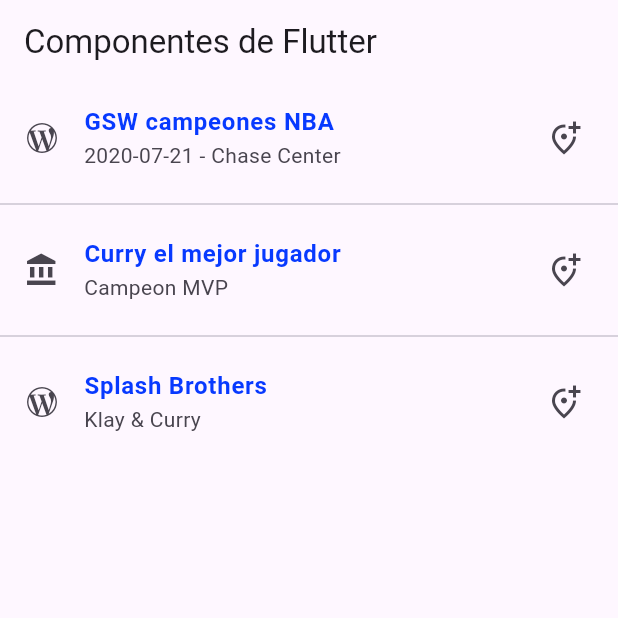
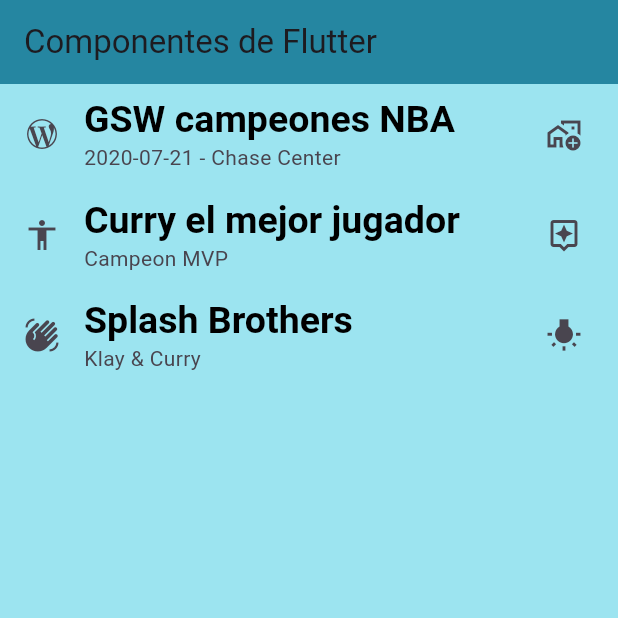
Before and after one commit to Lawitadelimon/componentes_flutter, a Flutter app: the screen it shows after launch, on a phone screen of 412 x 824 dp, the top half of it. Run offline on Flutter 3.47's test engine with Material 3 defaults, Android fonts, the phone set to English and light mode, and no system bars.

Commit message:
Add Theme

```diff
--- a/lib/home_screen.dart
+++ b/lib/home_screen.dart
@@ -10,32 +10,32 @@ class HomeScreen extends StatelessWidget {
           title: const Text('Componentes de Flutter'),
         ),
         body: ListView(
-          children: const [
+          children:  [
               ListTile(
-              leading: Icon(Icons.wordpress_outlined),
+              leading: const Icon(Icons.wordpress_outlined),
               title: Text('GSW campeones NBA',
-              style: TextStyle(color: Color.fromARGB(255, 7, 57, 255), fontWeight: FontWeight.bold),
+              style: Theme.of(context).textTheme.headlineLarge,
               ),
-              subtitle: Text('2020-07-21 - Chase Center'),
-              trailing: Icon(Icons.add_location_alt_outlined),
+              subtitle: const Text('2020-07-21 - Chase Center'),
+              trailing: const Icon(Icons.add_home_work_outlined),
             ),
-            Divider(),
+
               ListTile(
-              leading: Icon(Icons.account_balance_sharp),
+                leading: const Icon(Icons.accessibility_outlined),
               title: Text('Curry el mejor jugador',
-              style: TextStyle(color: Color.fromARGB(255, 7, 57, 255), fontWeight: FontWeight.bold),
+              style: Theme.of(context).textTheme.headlineLarge,
               ),
-              subtitle: Text('Campeon MVP'),
-              trailing: Icon(Icons.add_location_alt_outlined),
-            ),
-            Divider(),
+              subtitle: const Text('Campeon MVP'),
+              trailing: const Icon(Icons.assistant_outlined),
+              ),
+
               ListTile(
-              leading: Icon(Icons.wordpress_outlined),
+              leading: const Icon(Icons.waving_hand),
               title: Text('Splash Brothers',
-              style: TextStyle(color: Color.fromARGB(255, 7, 57, 255), fontWeight: FontWeight.bold),
+              style: Theme.of(context).textTheme.headlineLarge,
               ),
-              subtitle: Text('Klay & Curry'),
-              trailing: Icon(Icons.add_location_alt_outlined),
+              subtitle: const Text('Klay & Curry'),
+              trailing: const Icon(Icons.wb_incandescent),
             ),
           ]
         ),
--- a/lib/main_app.dart
+++ b/lib/main_app.dart
@@ -8,9 +8,21 @@ class MainApp extends StatelessWidget {
 
   @override
   Widget build(BuildContext context) {
-    return const MaterialApp(
+    return  MaterialApp(
       debugShowCheckedModeBanner: false,
-      home: HomeScreen(),
+      home: const HomeScreen(),
+      theme: ThemeData(
+        scaffoldBackgroundColor: const Color.fromARGB(255, 156, 228, 240),
+        appBarTheme: const AppBarTheme(color: Color.fromARGB(235, 27, 126, 154),),
+        textTheme: const TextTheme(
+          headlineLarge: TextStyle(
+            color: Colors.black,
+            fontSize: 25.0,
+            fontWeight: FontWeight.bold,
+            fontFamily: 'sans-serif',
+          )
+        ),
+      ),
     );
   }
 }
```
